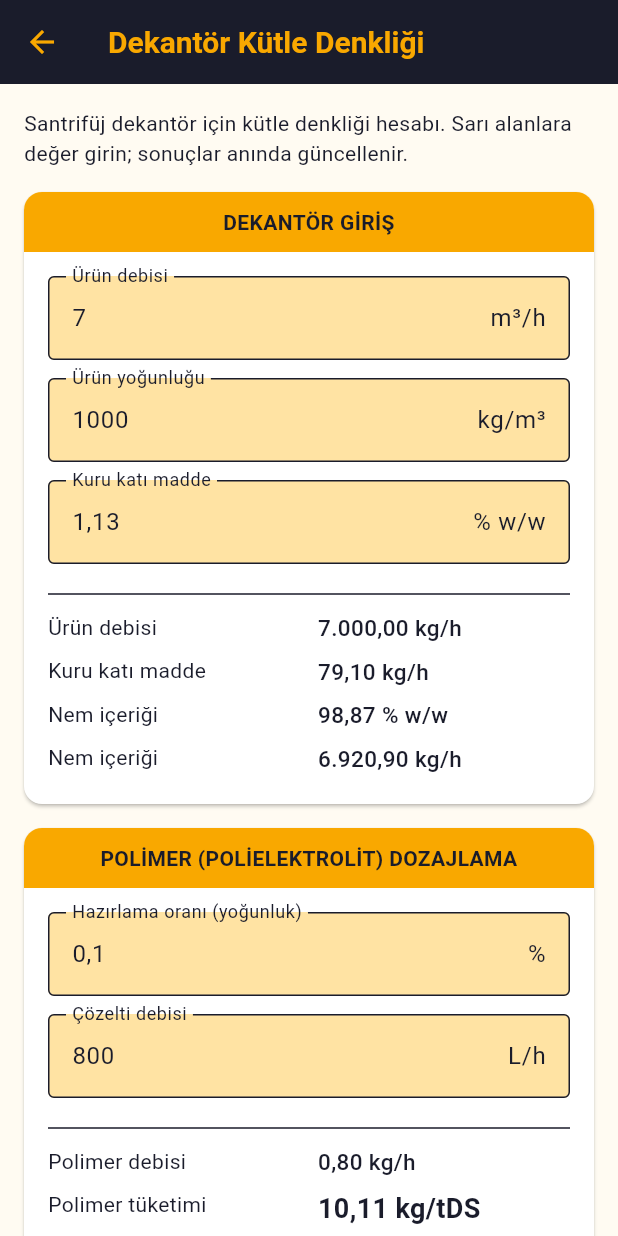
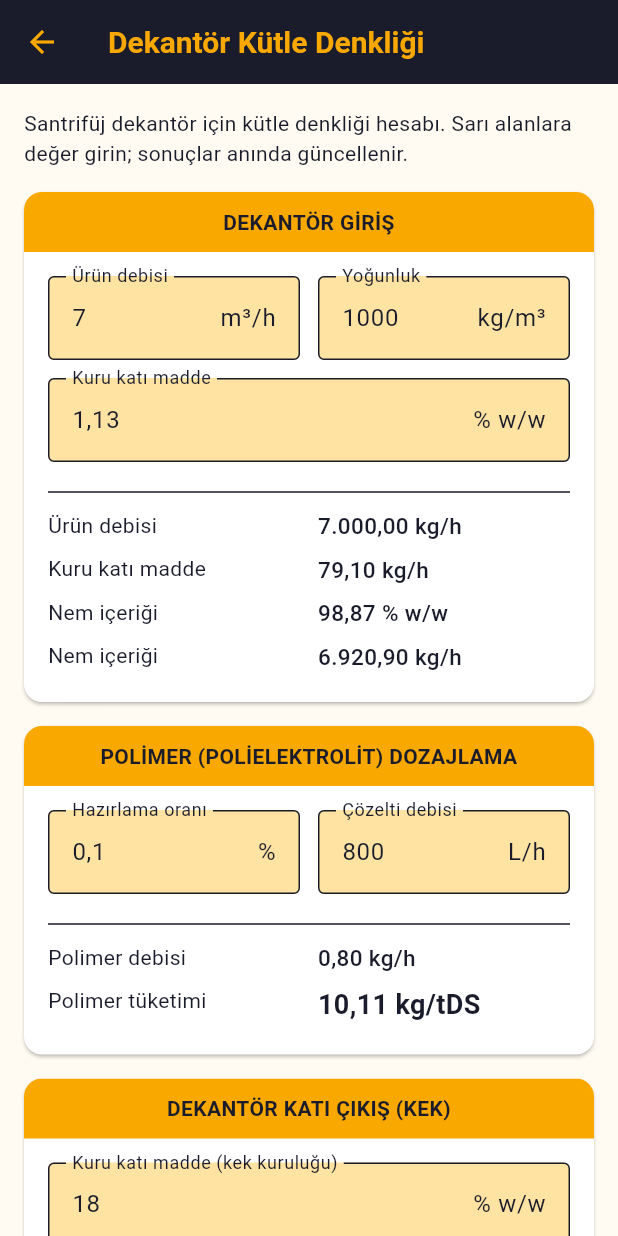
Before and after one commit to mehmetbilir1515-pixel/polat, a Flutter app: the MassBalanceScreen screen opened directly, on a phone screen of 412 x 824 dp. Run offline on Flutter 3.47's test engine with Material 3 defaults, Android fonts, the phone set to English and light mode, and no system bars.

Commit message:
Fix cursor/focus jumping on the mass balance screen and tighten layout
Give input fields and sections stable keys, keep the error banner in a
fixed slot so the widget tree no longer shifts, filter numeric input and
place related inputs side by side. Add regression tests.

Co-Authored-By: Claude Sonnet 5.5 <noreply@anthropic.com>
Claude-Session: https://claude.ai/code/session_01EzNZ2WWcNqMhJis1ERihjt

```diff
--- a/lib/screens/mass_balance_screen.dart
+++ b/lib/screens/mass_balance_screen.dart
@@ -1,4 +1,5 @@
 import 'package:flutter/material.dart';
+import 'package:flutter/services.dart';
 
 import '../calculators/mass_balance.dart';
 import '../calculators/validation.dart';
@@ -125,6 +126,7 @@ class _MassBalanceScreenState extends State<MassBalanceScreen> {
 
   Widget _section(String title, List<Widget> children) {
     return Card(
+      key: ValueKey('section-$title'),
       clipBehavior: Clip.antiAlias,
       margin: const EdgeInsets.only(bottom: 16),
       child: Column(
@@ -154,12 +156,15 @@ class _MassBalanceScreenState extends State<MassBalanceScreen> {
     );
   }
 
-  Widget _input(String key, String label, String unit) {
-    return Padding(
-      padding: const EdgeInsets.only(bottom: 12),
-      child: TextField(
+  /// Tek bir sayı kutusu. Sabit [ValueKey] sayesinde, sayfa düzeni değişse bile
+  /// (ör. hata bandı açılıp kapansa) odak ve imleç aynı kutuda kalır.
+  Widget _field(String key, String label, String unit) {
+    return TextField(
+      key: ValueKey('field-$key'),
       controller: _c[key],
       keyboardType: const TextInputType.numberWithOptions(decimal: true),
+      textInputAction: TextInputAction.next,
+      inputFormatters: [FilteringTextInputFormatter.allow(RegExp(r'[0-9.,]'))],
       decoration: InputDecoration(
         labelText: label,
         suffixText: unit,
@@ -168,6 +173,34 @@ class _MassBalanceScreenState extends State<MassBalanceScreen> {
         border: const OutlineInputBorder(),
       ),
       onChanged: (_) => setState(_compute),
+    );
+  }
+
+  Widget _input(String key, String label, String unit) {
+    return Padding(
+      padding: const EdgeInsets.only(bottom: 12),
+      child: _field(key, label, unit),
+    );
+  }
+
+  /// İki kutuyu yan yana koyar (ekranı sıkılaştırır).
+  Widget _inputPair(
+    String key1,
+    String label1,
+    String unit1,
+    String key2,
+    String label2,
+    String unit2,
+  ) {
+    return Padding(
+      padding: const EdgeInsets.only(bottom: 12),
+      child: Row(
+        crossAxisAlignment: CrossAxisAlignment.start,
+        children: [
+          Expanded(child: _field(key1, label1, unit1)),
+          const SizedBox(width: 12),
+          Expanded(child: _field(key2, label2, unit2)),
+        ],
       ),
     );
   }
@@ -210,8 +243,15 @@ class _MassBalanceScreenState extends State<MassBalanceScreen> {
                 style: theme.textTheme.bodyMedium,
               ),
               const SizedBox(height: 16),
-              if (_error != null)
-                Card(
+              // Hata bandı her zaman listede yer alır (boşken sıfır yükseklikte);
+              // böylece altındaki kutuların sırası ve durumu değişmez.
+              AnimatedSize(
+                key: const ValueKey('error-slot'),
+                duration: const Duration(milliseconds: 150),
+                alignment: Alignment.topCenter,
+                child: _error == null
+                    ? const SizedBox(width: double.infinity)
+                    : Card(
                         color: theme.colorScheme.errorContainer,
                         margin: const EdgeInsets.only(bottom: 16),
                         child: Padding(
@@ -222,9 +262,9 @@ class _MassBalanceScreenState extends State<MassBalanceScreen> {
                           ),
                         ),
                       ),
+              ),
               _section('DEKANTÖR GİRİŞ', [
-                _input('flow', 'Ürün debisi', 'm³/h'),
-                _input('density', 'Ürün yoğunluğu', 'kg/m³'),
+                _inputPair('flow', 'Ürün debisi', 'm³/h', 'density', 'Yoğunluk', 'kg/m³'),
                 _input('feedSolids', 'Kuru katı madde', '% w/w'),
                 const Divider(),
                 _output('Ürün debisi', _fmt(r?.feedMassKgH, 'kg/h')),
@@ -233,8 +273,7 @@ class _MassBalanceScreenState extends State<MassBalanceScreen> {
                 _output('Nem içeriği', _fmt(r?.feedWaterKgH, 'kg/h')),
               ]),
               _section('POLİMER (POLİELEKTROLİT) DOZAJLAMA', [
-                _input('polymerPct', 'Hazırlama oranı (yoğunluk)', '%'),
-                _input('polymerLph', 'Çözelti debisi', 'L/h'),
+                _inputPair('polymerPct', 'Hazırlama oranı', '%', 'polymerLph', 'Çözelti debisi', 'L/h'),
                 const Divider(),
                 _output('Polimer debisi', _fmt(r?.polymerKgH, 'kg/h')),
                 _output(
```
Also changed, not shown: 1 other file. Lines whose indentation alone changed are shown as unchanged.
